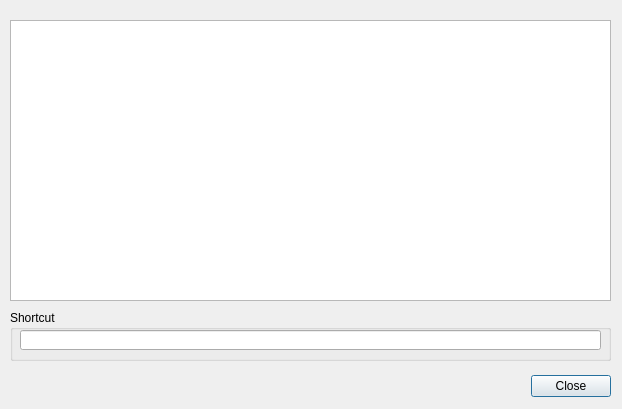
Old version of the form x64_dbg_gui/Project/Src/Gui/ShortcutsDialog.ui in the repository x64dbg/x64dbg.
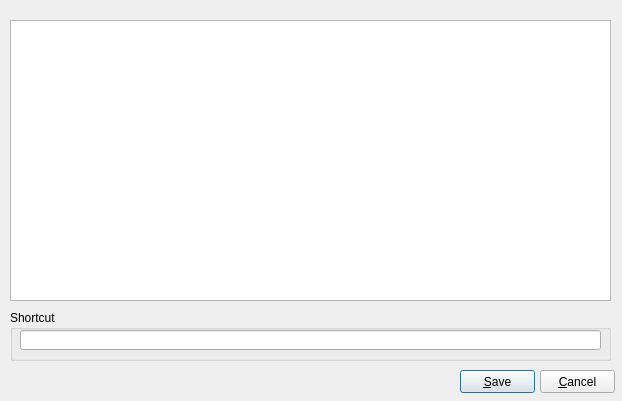
New version of the form. Icons and pictures are not drawn. Custom widgets are drawn as their Qt base class.

Commit message: GUI: fixed a bug when closing the AppearanceDialog + all actions in MainWindow now have customizable shortcuts + fixed a bug in the configuration with loading the shortcuts

Patch:
```diff
--- a/x64_dbg_gui/Project/Src/Gui/ShortcutsDialog.ui
+++ b/x64_dbg_gui/Project/Src/Gui/ShortcutsDialog.ui
@@ -7,7 +7,7 @@
     <x>0</x>
     <y>0</y>
     <width>622</width>
-    <height>409</height>
+    <height>401</height>
    </rect>
   </property>
   <property name="windowTitle">
@@ -17,22 +17,6 @@
    <iconset resource="../../resource.qrc">
     <normaloff>:/icons/images/shortcut.png</normaloff>:/icons/images/shortcut.png</iconset>
   </property>
-  <widget class="QDialogButtonBox" name="buttonBox">
-   <property name="geometry">
-    <rect>
-     <x>270</x>
-     <y>370</y>
-     <width>341</width>
-     <height>32</height>
-    </rect>
-   </property>
-   <property name="orientation">
-    <enum>Qt::Horizontal</enum>
-   </property>
-   <property name="standardButtons">
-    <set>QDialogButtonBox::Close</set>
-   </property>
-  </widget>
   <widget class="QTableWidget" name="tblShortcuts">
    <property name="geometry">
     <rect>
@@ -66,6 +50,32 @@
     </property>
    </widget>
   </widget>
+  <widget class="QPushButton" name="btnSave">
+   <property name="geometry">
+    <rect>
+     <x>460</x>
+     <y>370</y>
+     <width>75</width>
+     <height>23</height>
+    </rect>
+   </property>
+   <property name="text">
+    <string>&amp;Save</string>
+   </property>
+  </widget>
+  <widget class="QPushButton" name="btnCancel">
+   <property name="geometry">
+    <rect>
+     <x>540</x>
+     <y>370</y>
+     <width>75</width>
+     <height>23</height>
+    </rect>
+   </property>
+   <property name="text">
+    <string>&amp;Cancel</string>
+   </property>
+  </widget>
  </widget>
  <customwidgets>
   <customwidget>
```
Left out of the diff: 28 changed lines with no effect on the pictures. The commit also changes 6 other files.
